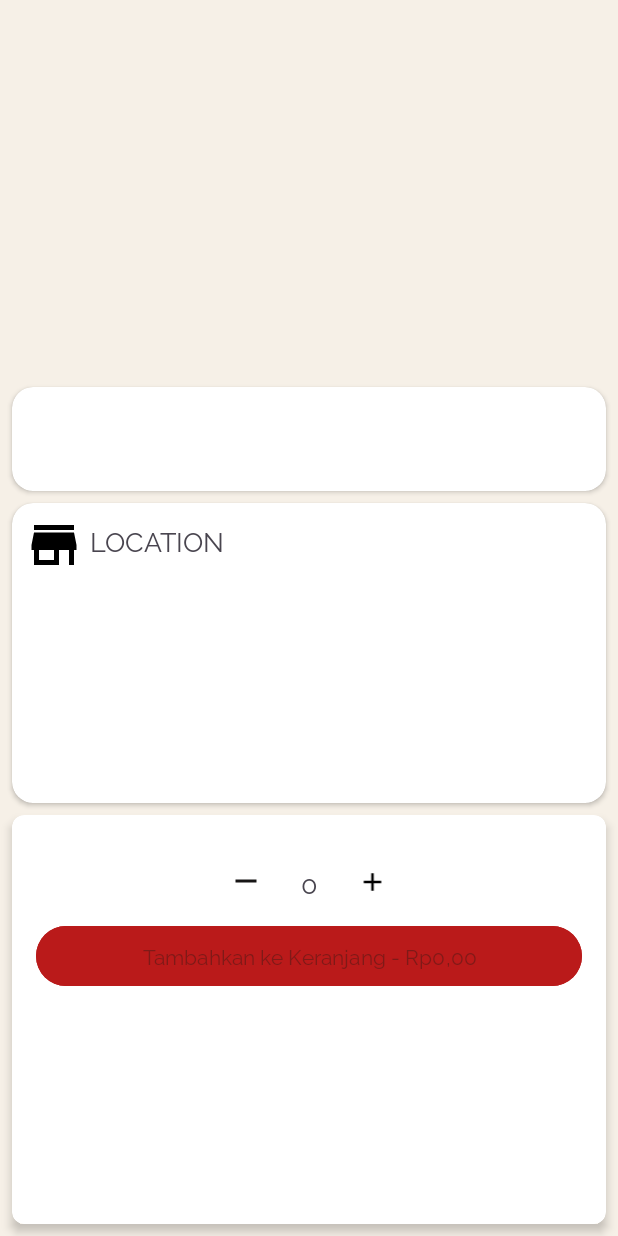
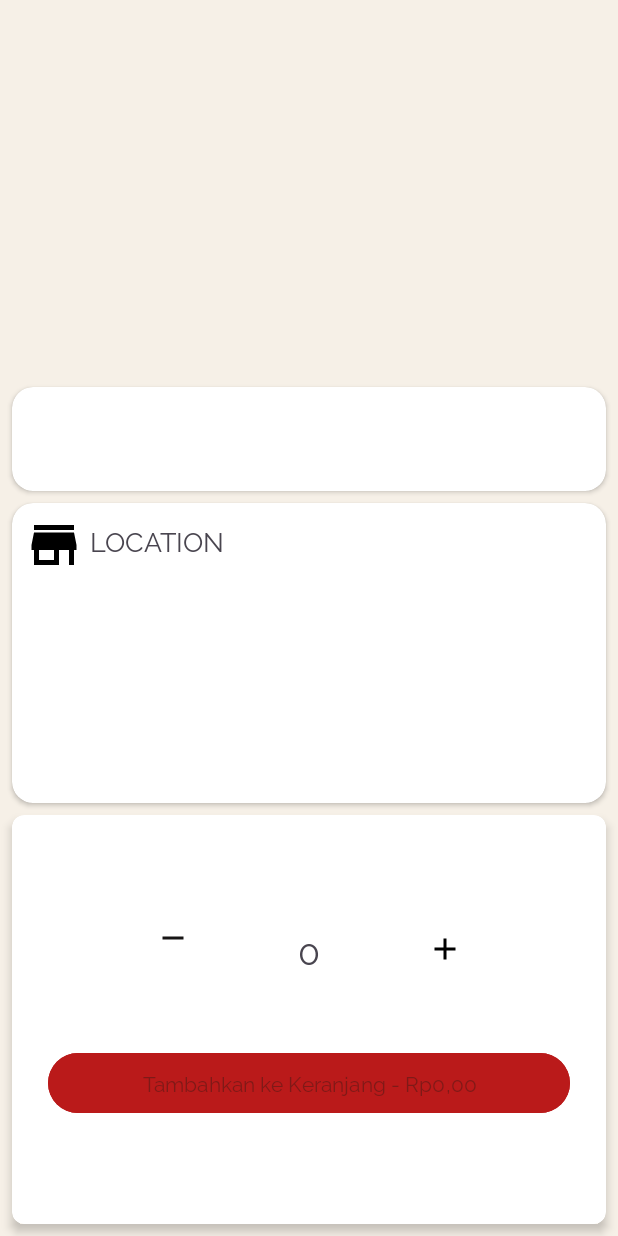
Before and after one commit to marcellaandriani/24001084-km6-mam-foodies, an Android app: the DetailFoodActivity screen opened directly, with no data from a screen before it, on a phone screen of 412 x 824 dp. Run offline under Robolectric (Android 15) with nearby library versions, the phone set to English and light mode, and no system bars; our stand-ins replace Room's generated code; pictures from the network do not load.

Commit message:
Refactor layout detail menu

```diff
--- a/app/src/main/java/com/example/foodiesapp/presentation/detailfood/DetailFoodActivity.kt
+++ b/app/src/main/java/com/example/foodiesapp/presentation/detailfood/DetailFoodActivity.kt
@@ -92,7 +92,8 @@ import com.example.foodiesapp.utils.toIndonesianFormat
     private fun observeData() {
         viewModel.priceLiveData.observe(this) { price ->
             binding.btnAddToCart.isEnabled = price != 0.0
-            binding.btnAddToCart.text = "Tambahkan ke Keranjang - ${price.toIndonesianFormat()}"
+            binding.btnAddToCart.text =
+                getString(R.string.text_tambahkan_ke_keranjang, price.toIndonesianFormat())
         }
         viewModel.menuCountLiveData.observe(this) { count ->
             binding.tvTotal.text = count.toString()
--- a/app/src/main/res/layout/activity_detail_food.xml
+++ b/app/src/main/res/layout/activity_detail_food.xml
@@ -140,46 +140,47 @@
         <androidx.constraintlayout.widget.ConstraintLayout
             android:layout_width="match_parent"
             android:layout_height="match_parent"
-            android:padding="16dp">
+            android:padding="24dp">
 
             <ImageView
                 android:id="@+id/iv_minus"
-                android:layout_width="wrap_content"
+                android:layout_width= "wrap_content"
                 android:layout_height="wrap_content"
-                android:layout_marginStart="128dp"
-                android:layout_marginTop="16dp"
                 android:src="@drawable/ic_minus"
+                app:layout_constraintBottom_toTopOf="@id/btnAddToCart"
+                app:layout_constraintEnd_toStartOf="@id/tv_total"
                 app:layout_constraintStart_toStartOf="parent"
-                app:layout_constraintTop_toTopOf="parent"/>
+                app:layout_constraintTop_toTopOf="parent" />
 
             <TextView
                 android:id="@+id/tv_total"
                 tools:text="0"
                 android:layout_width="wrap_content"
                 android:layout_height="wrap_content"
-                android:layout_marginStart="16dp"
-                android:layout_marginEnd="16dp"
-                android:textSize="18sp"
+                android:textSize="24sp"
+                android:gravity="center"
+                app:layout_constraintStart_toEndOf="@id/iv_minus"
+                app:layout_constraintTop_toTopOf="parent"
                 app:layout_constraintEnd_toStartOf="@id/iv_plus"
-                app:layout_constraintStart_toEndOf="@id/iv_minus"
-                app:layout_constraintTop_toTopOf="@id/iv_minus" />
+                app:layout_constraintBottom_toTopOf="@id/btnAddToCart"/>
 
             <ImageView
                 android:id="@+id/iv_plus"
-                android:layout_width="23dp"
-                android:layout_height="20dp"
-                android:layout_marginEnd="128dp"
+                android:layout_width="wrap_content"
+                android:layout_height="wrap_content"
                 android:src="@drawable/ic_add"
+                app:layout_constraintStart_toEndOf="@id/tv_total"
                 app:layout_constraintEnd_toEndOf="parent"
-                app:layout_constraintTop_toTopOf="@id/iv_minus"
-                app:layout_constraintBottom_toBottomOf="@id/tv_total" />
+                app:layout_constraintTop_toTopOf="parent"
+                app:layout_constraintBottom_toTopOf="@id/btnAddToCart"/>
 
             <Button
                 android:id="@+id/btnAddToCart"
-                android:layout_width="match_parent"
+                android:layout_width="0dp"
                 android:layout_height="wrap_content"
-                tools:text="Masukkan ke Keranjang"
+                tools:text="@string/text_add_to_cart"
                 app:layout_constraintTop_toBottomOf="@id/iv_minus"
+                app:layout_constraintBottom_toBottomOf="parent"
                 app:layout_constraintStart_toStartOf="parent"
                 app:layout_constraintEnd_toEndOf="parent"
                 android:layout_marginTop="14dp"
@@ -187,6 +188,7 @@
 
         </androidx.constraintlayout.widget.ConstraintLayout>
 
+
     </androidx.cardview.widget.CardView>
 
 </androidx.constraintlayout.widget.ConstraintLayout>
--- a/app/src/main/res/values/strings.xml
+++ b/app/src/main/res/values/strings.xml
@@ -92,6 +92,8 @@
     <string name="text_change_password">Change Password</string>
     <string name="text_greetings">Hi, Welcome!</string>
     <string name="text_search_bar">Buy now for special price</string>
+    <string name="text_add_to_cart">Masukkan ke Keranjang</string>
+    <string name="text_tambahkan_ke_keranjang">Tambahkan ke Keranjang - %1$s</string>
 
 
 </resources>
```
